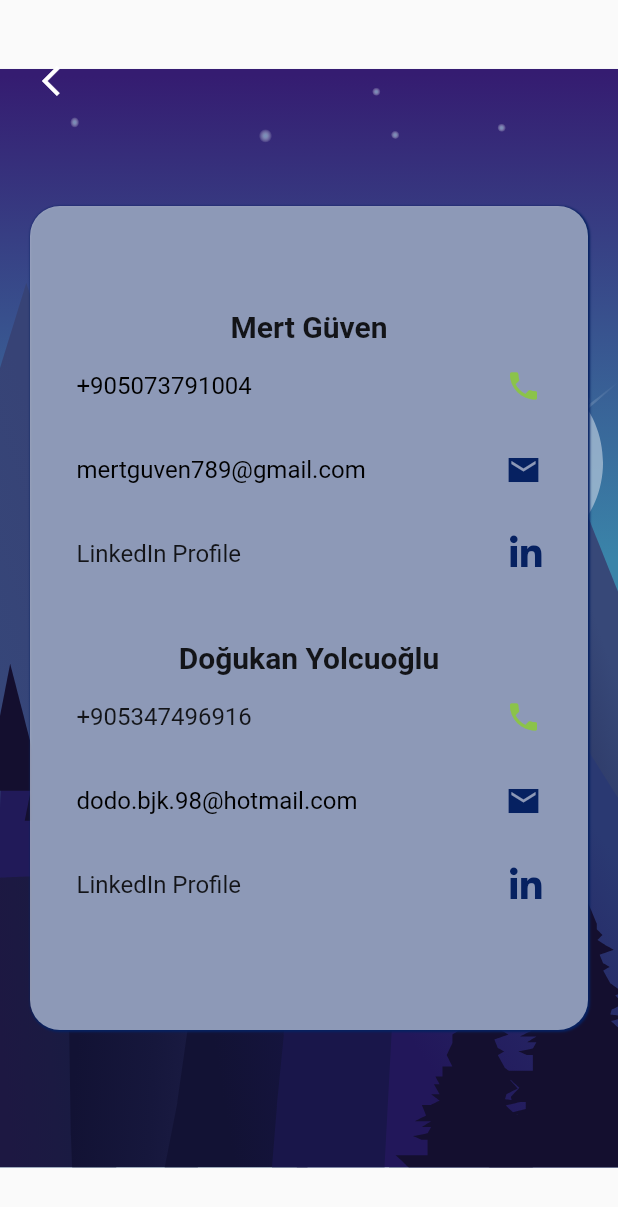
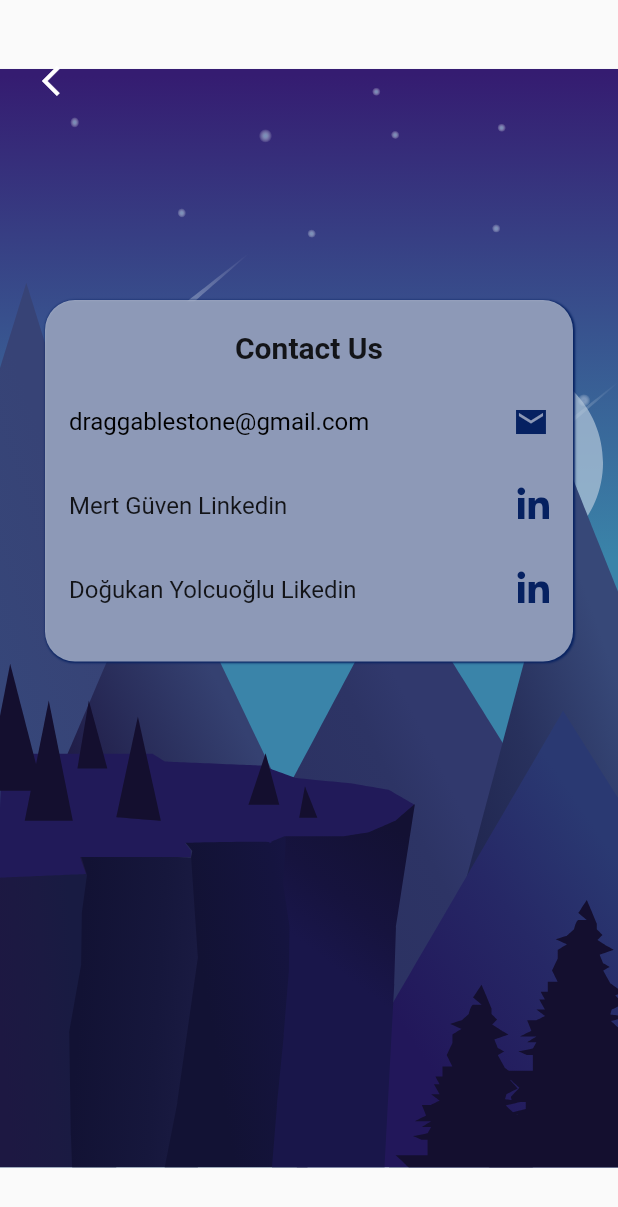
Before and after one commit to mertguven/dragTheStone, a Flutter app: the AboutPage screen opened directly, on a phone screen of 412 x 824 dp. Shown: the top 1207 px of the screen. Run offline on Flutter 3.47's test engine with Material 2 defaults, Android fonts, the phone set to English and light mode, and no system bars; our stand-ins replace font_awesome_flutter, lottie.

Commit message:
genel güncelleme

```diff
--- a/lib/screens/aboutPage.dart
+++ b/lib/screens/aboutPage.dart
@@ -7,19 +7,17 @@ class AboutPage extends StatelessWidget {
   @override
   Widget build(BuildContext context) {
     return Scaffold(
-      body: Stack(
+      body: SingleChildScrollView(
+        child: Stack(
           children: [
             Lottie.asset(
               "assets/home_page_background_animation.json",
               width: MediaQuery.of(context).size.width,
               height: MediaQuery.of(context).size.height,
             ),
-          Align(
-            alignment: Alignment.center,
-            child: Container(
-              padding: EdgeInsets.symmetric(vertical: 30, horizontal: 15),
-              margin: EdgeInsets.symmetric(horizontal: 20),
-              height: MediaQuery.of(context).size.height / 1.5,
+            Container(
+              margin: EdgeInsets.only(top: 200, left: 30, right: 30),
+              padding: EdgeInsets.only(top: 20, bottom: 20),
               decoration: BoxDecoration(
                   borderRadius: BorderRadius.circular(20),
                   color: Colors.white54,
@@ -34,37 +32,29 @@ class AboutPage extends StatelessWidget {
               child: Column(
                 mainAxisAlignment: MainAxisAlignment.center,
                 children: [
-                  Text(
-                    "Mert Güven",
+                  Container(
+                    margin: EdgeInsets.only(bottom: 10),
+                    child: Text(
+                      "Contact Us",
                       style: TextStyle(
                         fontWeight: FontWeight.bold,
                         fontSize: 20,
                       ),
                     ),
-                  ListTile(
-                    title: Text(
-                      "+905073791004",
-                      style: TextStyle(color: Colors.black),
-                    ),
-                    trailing: Icon(
-                      Icons.phone,
-                      color: Colors.lightGreen,
-                    ),
-                    onTap: () => launch('tel: +905073791004'),
                   ),
                   ListTile(
                     title: Text(
-                      "mertguven789@gmail.com",
+                      "draggablestone@gmail.com",
                       style: TextStyle(color: Colors.black),
                     ),
                     trailing: Icon(
                       Icons.mail_sharp,
                       color: Color(0xFF062161),
                     ),
-                    onTap: () => _launchMail("mertguven789@gmail.com"),
+                    onTap: () => _launchMail("draggablestone@gmail.com"),
                   ),
                   ListTile(
-                    title: Text("LinkedIn Profile"),
+                    title: Text("Mert Güven Linkedin"),
                     trailing: FaIcon(
                       FontAwesomeIcons.linkedinIn,
                       color: Color(0xFF062161),
@@ -72,35 +62,8 @@ class AboutPage extends StatelessWidget {
                     onTap: () => launch(
                         "https://www.linkedin.com/in/mert-güven-8a0006177/"),
                   ),
-                  SizedBox(height: 30),
-                  Text(
-                    "Doğukan Yolcuoğlu",
-                    style: TextStyle(
-                      fontWeight: FontWeight.bold,
-                      fontSize: 20,
-                    ),
-                  ),
                   ListTile(
-                    title: Text("+905347496916"),
-                    trailing: Icon(
-                      Icons.phone,
-                      color: Colors.lightGreen,
-                    ),
-                    onTap: () => launch('tel: +905347496916'),
-                  ),
-                  ListTile(
-                    title: Text(
-                      "dodo.bjk.98@hotmail.com",
-                      style: TextStyle(color: Colors.black),
-                    ),
-                    trailing: Icon(
-                      Icons.mail_sharp,
-                      color: Color(0xFF062161),
-                    ),
-                    onTap: () => _launchMail('dodo.bjk.98@hotmail.com'),
-                  ),
-                  ListTile(
-                    title: Text("LinkedIn Profile"),
+                    title: Text("Doğukan Yolcuoğlu Likedin"),
                     trailing: FaIcon(
                       FontAwesomeIcons.linkedinIn,
                       color: Color(0xFF062161),
@@ -111,10 +74,7 @@ class AboutPage extends StatelessWidget {
                 ],
               ),
             ),
-          ),
-          Align(
-            alignment: Alignment.topCenter,
-            child: Container(
+            Container(
               margin: EdgeInsets.only(top: 26),
               child: ListTile(
                 leading: IconButton(
@@ -126,8 +86,8 @@ class AboutPage extends StatelessWidget {
                 ),
               ),
             ),
+          ],
         ),
-        ],
       ),
     );
   }
--- a/lib/screens/home_Page.dart
+++ b/lib/screens/home_Page.dart
@@ -70,7 +70,7 @@ class _HomePageState extends State<HomePage> {
                     elevation: 10,
                     color: Color(0xFF062161),
                     child: Text(
-                      "About Us",
+                      "Contact Us",
                       style: TextStyle(color: Colors.white, fontSize: 30),
                     ),
                   ),
```
Also changed, not shown: lib/screens/gameSettingsPage.dart (+73 -19 lines), lib/screens/howToPlayPage.dart (+4 -3 lines). Lines whose indentation alone changed are shown as unchanged.
